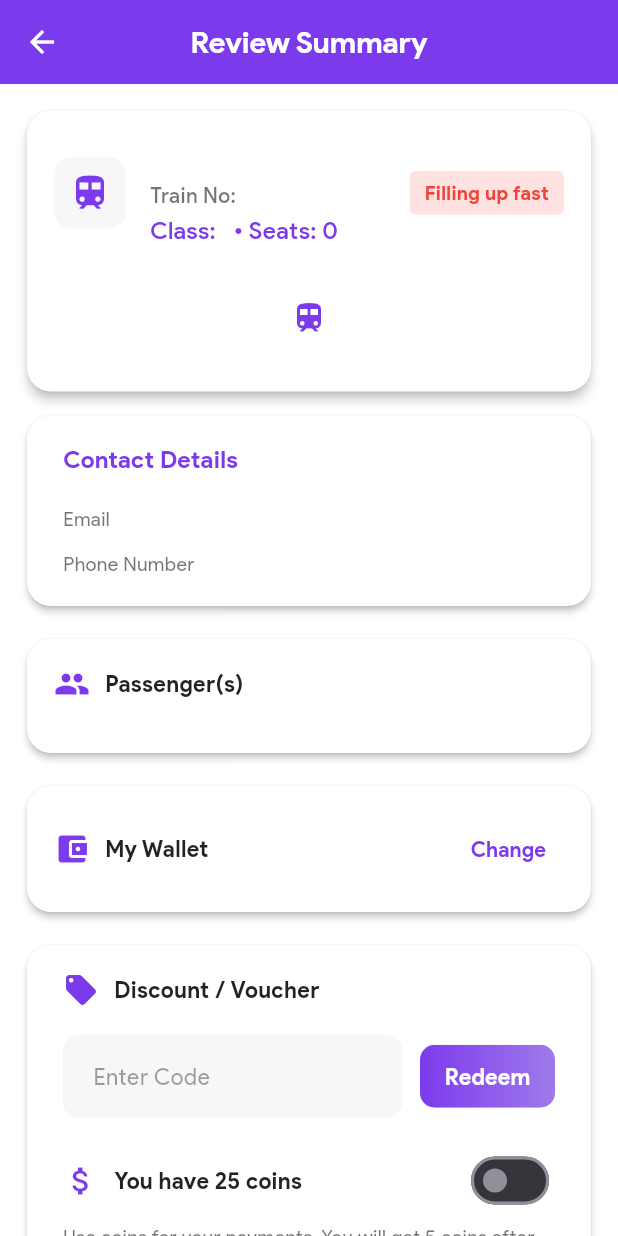
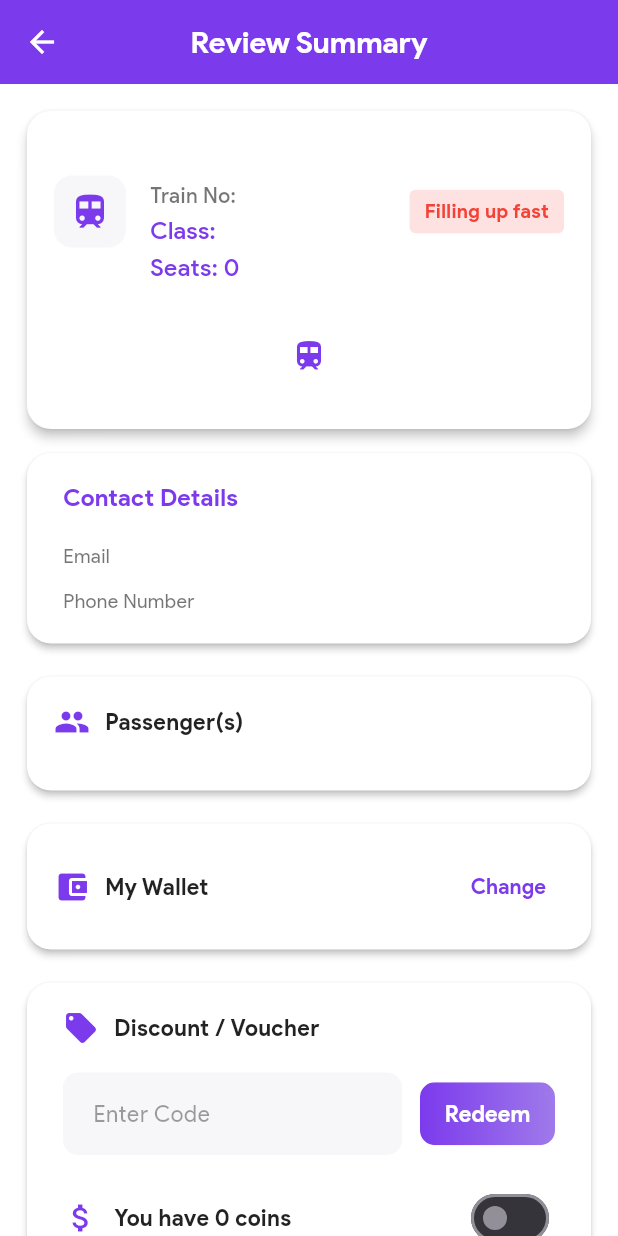
Before and after one commit to abhishek1021/train-booking-app, a Flutter app: the ReviewSummaryScreen screen opened directly with empty values, on a phone screen of 412 x 824 dp. Run offline on Flutter 3.47's test engine with Material 3 defaults, Android fonts, the phone set to English and light mode, and no system bars; our stand-ins replace barcode_widget, country_picker, dio, flutter_neumorphic_plus, flutter_svg, google_sign_in and 2 more; accounts and stored records are empty; network calls fail.

Commit message:
feat: implement review summary screen with passenger management and price calculation

```diff
--- a/mobile/lib/screens/review_summary_screen.dart
+++ b/mobile/lib/screens/review_summary_screen.dart
@@ -1,5 +1,6 @@
 import 'package:flutter/material.dart';
 import 'package:marquee/marquee.dart';
+import 'dart:math' show max;
 import 'select_payment_method_screen.dart';
 import 'transaction_details_screen.dart';
 
@@ -43,12 +44,13 @@ class ReviewSummaryScreen extends StatefulWidget {
 class _ReviewSummaryScreenState extends State<ReviewSummaryScreen> {
   // List to store passengers that can be modified
   late List<Map<String, dynamic>> _passengers;
+  bool _useCoins = false;
+  final int _coinValue = 100; // Default coin value
 
   @override
   void initState() {
     super.initState();
-    // Create a copy of the passengers list that we can modify
-    _passengers = List<Map<String, dynamic>>.from(widget.passengers);
+    _passengers = List.from(widget.passengers);
   }
 
   // Remove passenger at the specified index
@@ -139,9 +141,26 @@ class _ReviewSummaryScreenState extends State<ReviewSummaryScreen> {
     }
   }
 
+  // Calculate total price with coin discount if applicable
+  double _calculateTotalPrice() {
+    double basePrice = widget.price.toDouble();
+    double totalPrice = basePrice + widget.tax;
+
+    // Apply coin discount if toggle is on
+    if (_useCoins) {
+      // Calculate how many coins to use (up to the user's available coins)
+      int coinsToUse = widget.coins;
+      // Convert coins to discount amount (1 coin = 1 rupee)
+      double coinDiscount = coinsToUse.toDouble();
+      // Apply discount (ensure total doesn't go below 0)
+      totalPrice = max(0, totalPrice - coinDiscount);
+    }
+
+    return totalPrice;
+  }
+
   @override
   Widget build(BuildContext context) {
-    final totalPrice = widget.price + widget.tax;
     return Scaffold(
       backgroundColor: Colors.white,
       appBar: AppBar(
@@ -217,8 +236,6 @@ class _ReviewSummaryScreenState extends State<ReviewSummaryScreen> {
                                 ),
 
                                 SizedBox(height: 2),
-                                Row(
-                                  children: [
                                 Text(
                                   'Class: ${widget.selectedClass}',
                                   style: TextStyle(
@@ -228,17 +245,15 @@ class _ReviewSummaryScreenState extends State<ReviewSummaryScreen> {
                                     color: Color(0xFF7C3AED),
                                   ),
                                 ),
-                                    SizedBox(width: 8),
+                                SizedBox(height: 2),
                                 Text(
-                                      '• Seats: ${_getSeatCount()}',
+                                  'Seats: ${_getSeatCount()}',
                                   style: TextStyle(
                                     fontFamily: 'ProductSans',
                                     fontWeight: FontWeight.w500,
                                     fontSize: 16,
                                     color: Color(0xFF7C3AED),
                                   ),
-                                    ),
-                                  ],
                                 ),
                               ],
                             ),
@@ -454,6 +469,24 @@ class _ReviewSummaryScreenState extends State<ReviewSummaryScreen> {
                                           ),
                                         ),
 
+                                        // Remove passenger button
+                                        GestureDetector(
+                                          onTap: canRemove ? () => _removePassenger(idx) : null,
+                                          child: Container(
+                                            width: 24,
+                                            height: 24,
+                                            decoration: BoxDecoration(
+                                              shape: BoxShape.circle,
+                                              color: canRemove ? Colors.red.withOpacity(0.1) : Colors.grey.withOpacity(0.1),
+                                            ),
+                                            child: Icon(
+                                              Icons.remove,
+                                              color: canRemove ? Colors.red : Colors.grey,
+                                              size: 16,
+                                            ),
+                                          ),
+                                        ),
+
                                         // Seat indicator (placeholder)
                                         Container(
                                           padding: EdgeInsets.symmetric(horizontal: 8, vertical: 4),
@@ -663,7 +696,7 @@ class _ReviewSummaryScreenState extends State<ReviewSummaryScreen> {
                                     duration: _calculateDuration(widget.depTime, widget.arrTime),
                                     price: widget.price.toDouble(),
                                     tax: widget.tax,
-                                    totalPrice: widget.price.toDouble() + widget.tax,
+                                    totalPrice: _calculateTotalPrice(),
                                     status: 'Paid',
                                     transactionId: 'TXN${DateTime.now().millisecondsSinceEpoch}',
                                     merchantId: 'MERCHANT123',
@@ -753,7 +786,7 @@ class _ReviewSummaryScreenState extends State<ReviewSummaryScreen> {
                                       duration: _calculateDuration(widget.depTime, widget.arrTime),
                                       price: widget.price.toDouble(),
                                       tax: widget.tax,
-                                      totalPrice: widget.price.toDouble() + widget.tax,
+                                      totalPrice: _calculateTotalPrice(),
                                       status: 'Paid',
                                       transactionId: 'TXN${DateTime.now().millisecondsSinceEpoch}',
                                       merchantId: 'MERCHANT123',
@@ -811,7 +844,7 @@ class _ReviewSummaryScreenState extends State<ReviewSummaryScreen> {
                           SizedBox(width: 10),
                           Expanded(
                             child: Text(
-                              'You have 25 coins',
+                              'You have ${widget.coins} coins',
                               style: TextStyle(
                                 fontFamily: 'ProductSans',
                                 fontWeight: FontWeight.bold,
@@ -820,19 +853,14 @@ class _ReviewSummaryScreenState extends State<ReviewSummaryScreen> {
                               ),
                             ),
                           ),
-                          StatefulBuilder(
-                            builder: (context, setState) {
-                              bool useCoins = false;
-                              return Switch(
-                                value: useCoins,
+                          Switch(
+                            value: _useCoins,
                             onChanged: (v) {
                               setState(() {
-                                    useCoins = v;
+                                _useCoins = v;
                               });
                             },
                             activeColor: Color(0xFF7C3AED),
-                              );
-                            },
                           ),
                         ],
                       ),
@@ -871,8 +899,9 @@ class _ReviewSummaryScreenState extends State<ReviewSummaryScreen> {
                       SizedBox(height: 18),
                       _priceRow('Price (Adult x ${_passengers.length})', widget.price),
                       _priceRow('Tax', widget.tax),
+                      _useCoins ? _priceRow('Coin Discount', -widget.coins, color: Colors.green) : SizedBox(),
                       Divider(),
-                      _priceRow('Total Price', widget.price + widget.tax, bold: true),
+                      _priceRow('Total Price', _calculateTotalPrice(), bold: true),
                     ],
                   ),
                 ),
@@ -909,7 +938,7 @@ class _ReviewSummaryScreenState extends State<ReviewSummaryScreen> {
                           duration: _calculateDuration(widget.depTime, widget.arrTime),
                           price: widget.price.toDouble(),
                           tax: widget.tax,
-                          totalPrice: widget.price.toDouble() + widget.tax,
+                          totalPrice: _calculateTotalPrice(),
                           status: 'Paid',
                           transactionId: 'TXN${DateTime.now().millisecondsSinceEpoch}',
                           merchantId: 'MERCHANT123',
@@ -968,9 +997,9 @@ class _ReviewSummaryScreenState extends State<ReviewSummaryScreen> {
   TextStyle _headerStyle() => TextStyle(fontFamily: 'ProductSans', fontWeight: FontWeight.bold, color: Color(0xFF7C3AED), fontSize: 13);
   TextStyle _cellStyle() => TextStyle(fontFamily: 'ProductSans', color: Colors.black87, fontSize: 13);
 
-  Widget _priceRow(String label, num value, {bool bold = false}) {
+  Widget _priceRow(String label, dynamic value, {bool bold = false, Color? color}) {
     return Padding(
-      padding: const EdgeInsets.symmetric(vertical: 4.0),
+      padding: const EdgeInsets.only(bottom: 12.0),
       child: Row(
         mainAxisAlignment: MainAxisAlignment.spaceBetween,
         children: [
@@ -978,18 +1007,17 @@ class _ReviewSummaryScreenState extends State<ReviewSummaryScreen> {
             label,
             style: TextStyle(
               fontFamily: 'ProductSans',
-              fontSize: 15,
-              fontWeight: bold ? FontWeight.bold : FontWeight.normal,
-              color: bold ? Color(0xFF7C3AED) : Colors.black87,
+              fontSize: 14,
+              color: Colors.black87,
             ),
           ),
           Text(
-            '₹${value.toStringAsFixed(2)}',
+            '₹ ${value.toStringAsFixed(2)}',
             style: TextStyle(
               fontFamily: 'ProductSans',
-              fontSize: 15,
-              fontWeight: FontWeight.bold,
-              color: Color(0xFF7C3AED),
+              fontWeight: bold ? FontWeight.bold : FontWeight.w500,
+              fontSize: bold ? 16 : 14,
+              color: color ?? (bold ? Color(0xFF7C3AED) : Colors.black87),
             ),
           ),
         ],
```
Lines whose indentation alone changed are shown as unchanged.
